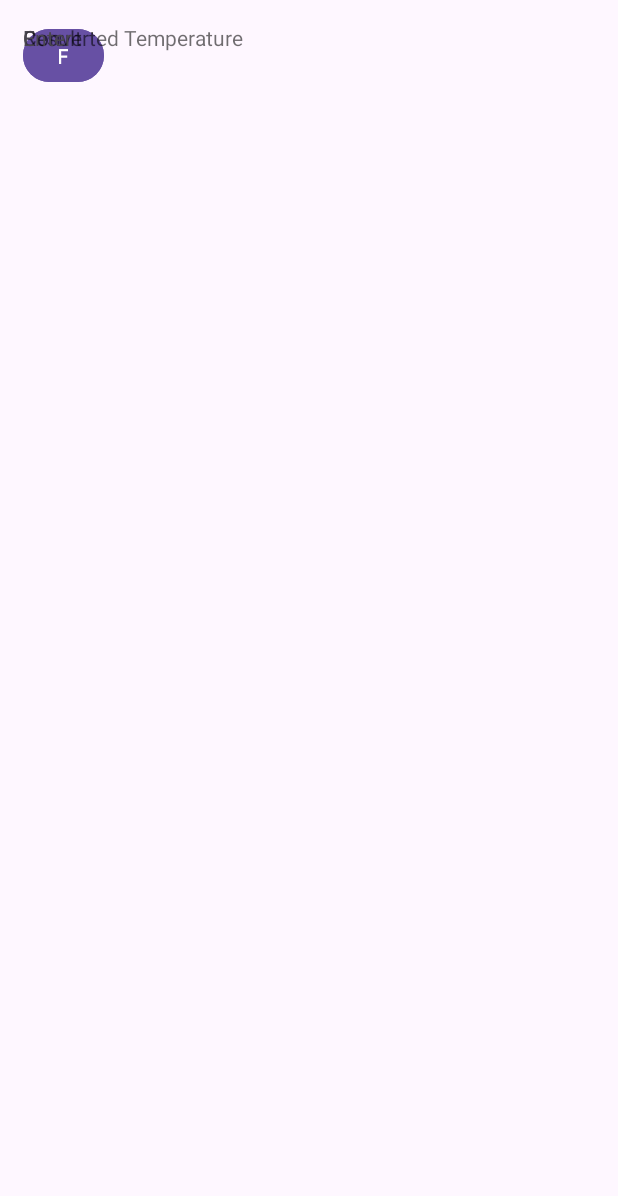
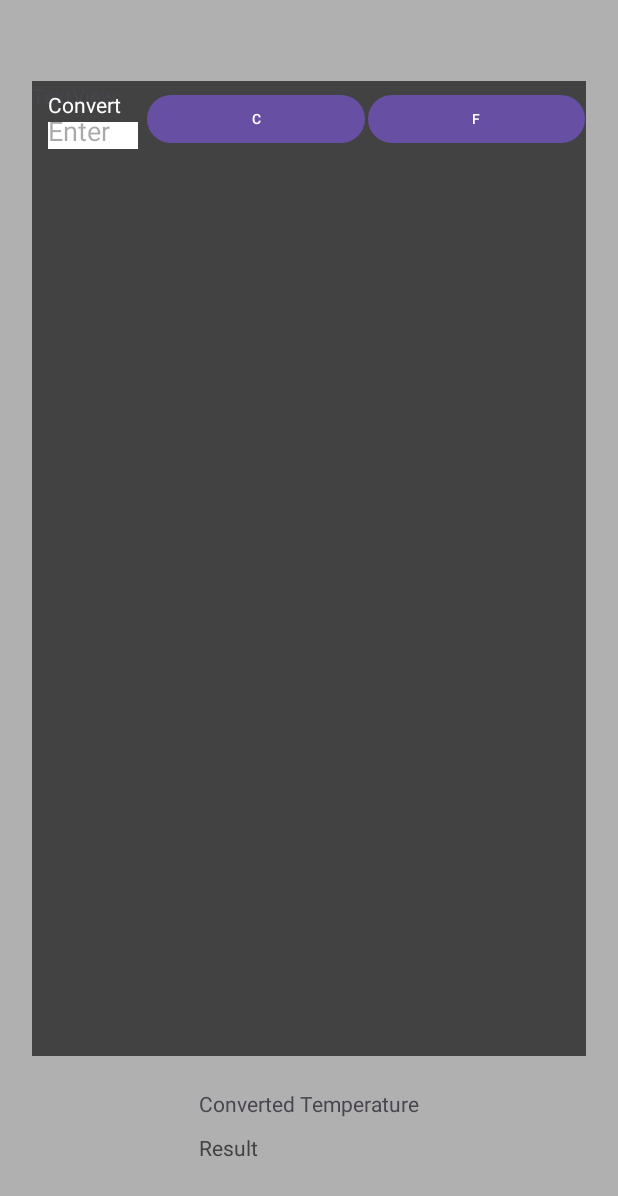
Before and after one commit to mushfiqurrahman-git/AndroidWearTemperatureConverter, an Android app: the screen it shows after launch (MainActivity), on a phone screen of 412 x 824 dp. Shown: the top 1196 px of the screen. Run offline under Robolectric (Android 15) with nearby library versions, the phone set to English and light mode, and no system bars; plain views replace BoxInsetLayout.

Commit message:
final before nigh

```diff
--- a/app/src/main/res/layout/activity_main.xml
+++ b/app/src/main/res/layout/activity_main.xml
@@ -4,87 +4,105 @@
     xmlns:tools="http://schemas.android.com/tools"
     android:layout_width="match_parent"
     android:layout_height="match_parent"
-    android:padding="15dp"
-    tools:layout_editor_absoluteX="-15dp"
-    tools:layout_editor_absoluteY="-17dp">
+    android:padding="16dp"
+    android:background="#B0B0B0"
+    tools:layout_editor_absoluteX="-16dp"
+    tools:layout_editor_absoluteY="-7dp">
 
     <androidx.constraintlayout.widget.ConstraintLayout
         android:id="@+id/main"
         android:layout_width="match_parent"
         android:layout_height="match_parent"
+        app:layout_constraintBottom_toBottomOf="@+id/imageView5"
+        app:layout_constraintTop_toBottomOf="@+id/imageView5"
         tools:context=".MainActivity"
         tools:layout_editor_absoluteX="0dp"
-        tools:layout_editor_absoluteY="-2dp">
-
-        <ImageView
-            android:id="@+id/imageView3"
-            android:layout_width="179dp"
-            android:layout_height="62dp"
-            app:srcCompat="#948C8C"
-            tools:layout_editor_absoluteX="9dp"
-            tools:layout_editor_absoluteY="37dp" />
+        tools:layout_editor_absoluteY="9dp">
 
         <TextView
-            android:id="@+id/textView6"
+            android:id="@+id/textView12"
+            android:layout_width="0dp"
+            android:layout_height="0dp"
+            android:layout_marginStart="5dp"
+            android:layout_marginTop="38dp"
+            android:layout_marginEnd="5dp"
+            android:layout_marginBottom="22dp"
+            android:background="@color/cardview_dark_background"
+            android:text="TextView"
+            app:layout_constraintBottom_toTopOf="@+id/textView20"
+            app:layout_constraintEnd_toEndOf="parent"
+            app:layout_constraintStart_toStartOf="parent"
+            app:layout_constraintTop_toTopOf="parent" />
+
+        <TextView
+            android:id="@+id/textView13"
+            android:layout_width="60dp"
+            android:layout_height="wrap_content"
+            android:layout_marginTop="6dp"
+            android:text="Convert"
+            android:textColor="@color/cardview_light_background"
+            app:layout_constraintStart_toStartOf="@+id/textView14"
+            app:layout_constraintTop_toTopOf="@+id/textView12" />
+
+        <EditText
+            android:id="@+id/textView14"
+            android:layout_width="60dp"
+            android:layout_height="18dp"
+            android:layout_marginStart="16dp"
+            android:layout_marginTop="2dp"
+            android:layout_marginEnd="6dp"
+            android:hint="@string/hint"
+            android:background="@color/cardview_light_background"
+            android:inputType="number"
+            app:layout_constraintEnd_toStartOf="@+id/button7"
+            app:layout_constraintStart_toStartOf="parent"
+            app:layout_constraintTop_toBottomOf="@+id/textView13" />
+
+        <Button
+            android:id="@+id/button7"
+            android:layout_width="0dp"
+            android:layout_height="40dp"
+            android:layout_marginEnd="2dp"
+            android:text="C"
+            android:textSize="9dp"
+            app:layout_constraintBottom_toBottomOf="@+id/textView13"
+            app:layout_constraintEnd_toStartOf="@+id/button8"
+            app:layout_constraintStart_toEndOf="@+id/textView14"
+            app:layout_constraintTop_toBottomOf="@+id/textView13" />
+
+        <Button
+            android:id="@+id/button8"
+            android:layout_width="0dp"
+            android:layout_height="40dp"
+            android:layout_marginEnd="6dp"
+            android:textSize="9dp"
+            android:text="F"
+            app:layout_constraintBaseline_toBaselineOf="@+id/button7"
+            app:layout_constraintEnd_toEndOf="parent"
+            app:layout_constraintStart_toEndOf="@+id/button7" />
+
+        <TextView
+            android:id="@+id/textView20"
             android:layout_width="wrap_content"
             android:layout_height="wrap_content"
-            android:text="Convert"
-            android:textColor="@color/common_google_signin_btn_text_light"
-            tools:layout_editor_absoluteX="16dp"
-            tools:layout_editor_absoluteY="44dp" />
+            android:layout_marginBottom="10dp"
+            android:text="Converted Temperature"
+            app:layout_constraintBottom_toTopOf="@+id/textView21"
+            app:layout_constraintEnd_toEndOf="parent"
+            app:layout_constraintStart_toStartOf="parent"
+            app:layout_constraintTop_toBottomOf="@+id/textView12" />
 
-        <Button
-            android:id="@+id/button3"
-            android:layout_width="54dp"
-            android:layout_height="43dp"
-            android:text="C"
-            android:textSize="10dp"
-            tools:layout_editor_absoluteX="71dp"
-            tools:layout_editor_absoluteY="44dp" />
-
-        <Button
-            android:id="@+id/button4"
-            android:layout_width="54dp"
-            android:layout_height="43dp"
-            android:text="F"
-            tools:layout_editor_absoluteX="127dp"
-            tools:layout_editor_absoluteY="44dp" />
-
-
-        <ImageView
-            android:id="@+id/imageView4"
-            android:layout_width="178dp"
-            android:layout_height="58dp"
-            app:srcCompat="#958D8D"
-            tools:layout_editor_absoluteX="10dp"
-            tools:layout_editor_absoluteY="104dp" />
         <TextView
-            android:id="@+id/textView7"
+            android:id="@+id/textView21"
             android:layout_width="wrap_content"
             android:layout_height="wrap_content"
-            android:text="Converted Temperature"
-            tools:layout_editor_absoluteX="16dp"
-            android:textColor="@color/common_google_signin_btn_text_light"
-            tools:layout_editor_absoluteY="108dp" />
+            android:layout_marginBottom="33dp"
+            android:hint="@string/result"
 
-        <TextView
-            android:id="@+id/textView8"
-            android:layout_width="wrap_content"
-            android:layout_height="wrap_content"
-            android:text="Result"
-            android:textColor="@color/common_google_signin_btn_text_light"
-            tools:layout_editor_absoluteX="16dp"
-            tools:layout_editor_absoluteY="138dp" />
-
-        <TextView
-            android:id="@+id/textView9"
-            android:layout_width="wrap_content"
-            android:layout_height="wrap_content"
-            android:text="Enter"
-            tools:layout_editor_absoluteX="16dp"
-            tools:layout_editor_absoluteY="68dp" />
-
+            android:textColorHint="@color/cardview_dark_background"
+            app:layout_constraintBottom_toBottomOf="parent"
+            app:layout_constraintStart_toStartOf="@+id/textView20"
+            app:layout_constraintTop_toBottomOf="@+id/textView20" />
 
     </androidx.constraintlayout.widget.ConstraintLayout>
-
 </androidx.wear.widget.BoxInsetLayout>
--- a/app/src/main/res/values/strings.xml
+++ b/app/src/main/res/values/strings.xml
@@ -1,8 +1,8 @@
 <resources>
     <string name="app_name">Android Wear Temperature Converter</string>
     <string name="title">Convert Now</string>
-    <string name="hint">Enter temperature</string>
+    <string name="hint">Enter</string>
     <string name="celsius">C</string>
     <string name="fahrenheit">F</string>
-    <string name="result">Result will be shown here</string>
+    <string name="result">Result</string>
 </resources>
```
